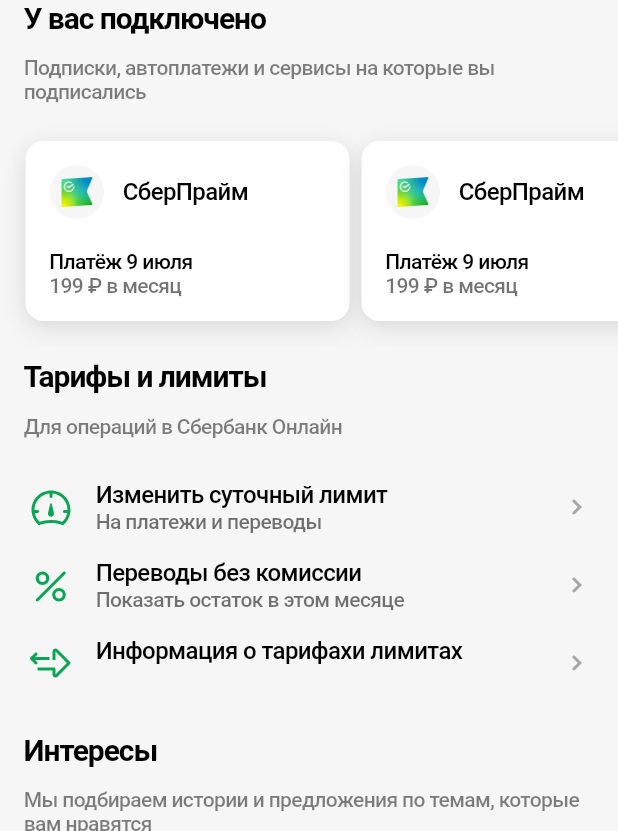
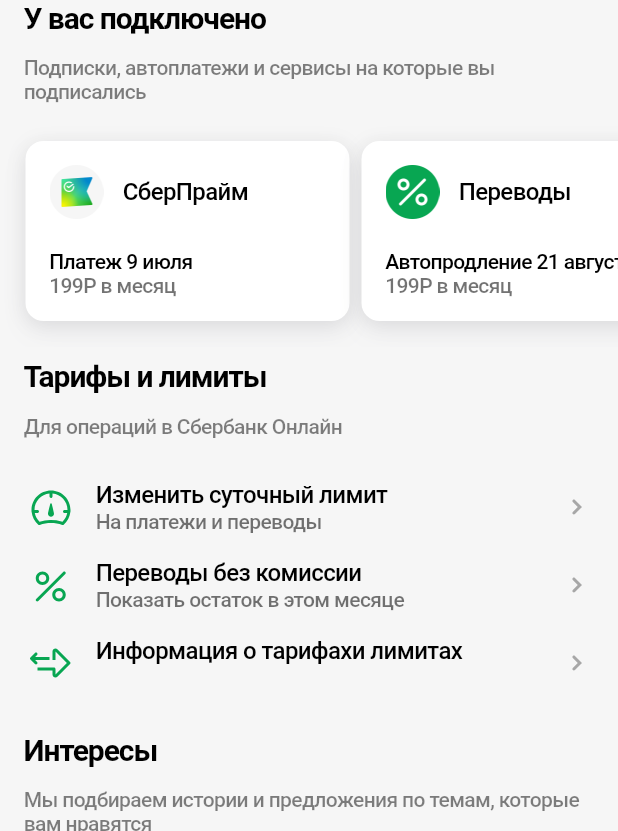
Before and after one commit to DeVoytinc/Sberbank_lab, a Flutter app: the screen it shows after launch, on a phone screen of 412 x 824 dp, the part 405-1236 px from its top. Run offline on Flutter 3.47's test engine with Material 2 defaults, Android fonts, the phone set to English and light mode, and no system bars; our stand-ins replace flutter_svg.

Commit message:
Add model for horizontal list

```diff
--- a/lib/models/ModelsData.dart
+++ b/lib/models/ModelsData.dart
@@ -1,3 +1,4 @@
+import 'package:sberbank_lab/models/SubscriptionModel.dart';
 import 'package:sberbank_lab/models/TariffsAndLimitsItemModel.dart';
 
 
@@ -21,7 +22,26 @@
     ),
   ];
 
-   static List<String> tags =
+
+  static List<Subscription> subscriptions =
+  [
+    Subscription(
+      imageName: 'lib/images/sber_prime.png',
+      title: 'СберПрайм',
+      subtitle: 'Платеж 9 июля',
+      money: '199Р в месяц'
+    ),
+    Subscription(
+      imageName: 'lib/images/percent_fill.png',
+      title: 'Переводы',
+      subtitle: 'Автопродление 21 августа',
+      money: '199Р в месяц'
+    ),
+  ];
+
+
+
+  static List<String> tagslist =
   [
     'Еда',
     'Саморазвитие',
@@ -31,4 +51,11 @@
     'Забота о себе',
     'Наука',
   ];
+
+  static Map<String, bool> getTagsMap (){
+    return { for (var v in tagslist) v : false };
+  }
+
+  static Map<String, bool> tags = getTagsMap();
+
 }
--- /dev/null
+++ b/lib/models/SubscriptionModel.dart
@@ -0,0 +1,13 @@
+class Subscription{
+  const Subscription({
+    required this.imageName,
+    required this.title,
+    required this.subtitle,
+    required this.money
+    });
+
+  final String imageName;
+  final String title;
+  final String subtitle;
+  final String money;
+}
--- a/lib/sceens/profile.dart
+++ b/lib/sceens/profile.dart
@@ -24,16 +24,14 @@
             width: double.infinity,
             padding: const EdgeInsets.symmetric(vertical: 8),
             height: 170,
-            child: ListView(
+            child: ListView.builder(
               padding: EdgeInsets.all(17),
               scrollDirection: Axis.horizontal,
-              children: <Widget>[
-                HorizontalListItem(),
-                SizedBox(
-                  width: 8,
-                ),
-                HorizontalListItem(),
-              ],
+              itemCount: ModelsData.subscriptions.length,
+              itemBuilder: (context, index) {
+                return HorizontalListItem(
+                    subscription: ModelsData.subscriptions[index]);
+              },
             ),
           ),
           SectionHeader(
--- a/lib/widgets/horizontal_list_item.dart
+++ b/lib/widgets/horizontal_list_item.dart
@@ -1,20 +1,24 @@
 import 'package:flutter/material.dart';
+import 'package:sberbank_lab/models/SubscriptionModel.dart';
 
 class HorizontalListItem extends StatelessWidget {
-  const HorizontalListItem({super.key});
+  const HorizontalListItem({super.key,required this.subscription});
+
+  final Subscription subscription;
 
   @override
   Widget build(BuildContext context) {
     return Container(
       width: 216,
       height: 130,
+      margin: EdgeInsets.only(right: 8),
       clipBehavior: Clip.antiAlias,
       decoration: ShapeDecoration(
         color: Colors.white,
         shape: RoundedRectangleBorder(
           borderRadius: BorderRadius.circular(12),
         ),
-        shadows: [
+        shadows: const [
           BoxShadow(
             color: Color(0x114F4F6C),
             blurRadius: 14,
@@ -36,7 +40,7 @@
             children: [
 
               Image.asset(
-                'lib/images/sber_prime.png',
+                subscription.imageName,
                 width: 36,
                 height: 36,
               ),
@@ -44,8 +48,8 @@
                 width: 13,
               ),
               Text(
-                'СберПрайм',
-                style: TextStyle(
+                subscription.title,
+                style: const TextStyle(
                   color: Colors.black,
                   fontSize: 16,
                   fontWeight: FontWeight.w500,
@@ -56,7 +60,7 @@
           ),
           Expanded(child: Container()),
           Text(
-            'Платёж 9 июля',
+            subscription.subtitle,
             style: TextStyle(
               color: Colors.black,
               fontSize: 14,
@@ -65,7 +69,7 @@
             ),
           ),
           Text(
-            '199 ₽ в месяц',
+            subscription.money,
             style: TextStyle(
               color: Colors.black.withOpacity(0.550000011920929),
               fontSize: 14,
--- a/lib/widgets/tags_block.dart
+++ b/lib/widgets/tags_block.dart
@@ -10,7 +10,6 @@
 }
 
 class _TagsBlockState extends State<TagsBlock> {
-  String? selectedChoice;
 
   @override
   Widget build(BuildContext context) {
@@ -21,11 +20,11 @@
         (int index) => Builder(
           builder: (BuildContext context) {
             return FilterChip(
-              label: Text(ModelsData.tags[index]),
-              selected: selectedChoice == ModelsData.tags[index],
+              label: Text(ModelsData.tags.keys.elementAt(index)),
+              selected: ModelsData.tags.values.elementAt(index),
               onSelected: (bool selected) {
                 setState(() {
-                  selectedChoice = selected ? ModelsData.tags[index] : null;
+                  ModelsData.tags[ModelsData.tags.keys.elementAt(index)] = selected;
                 });
               },
             );
```
Also changed, not shown: lib/images/percent_fill.png (added).
